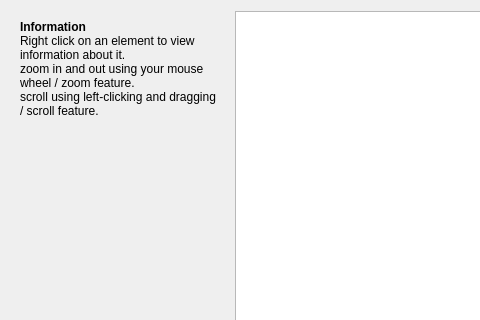
Before: the Qt Designer form src/isotopetable/isotopedialog.ui in KDE/kalzium, drawn with Qt 5; both pictures show x 0 to 480 and y 0 to 320 of the 985 by 622 pixel window.
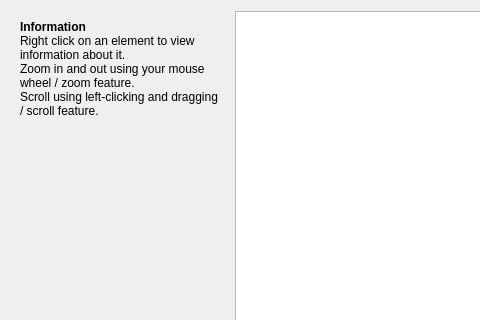
After: the same form once the commit is applied. Custom widgets are drawn as their Qt base class.

```diff
--- a/src/isotopetable/isotopedialog.ui
+++ b/src/isotopetable/isotopedialog.ui
@@ -134,8 +134,8 @@
 &lt;/style&gt;&lt;/head&gt;&lt;body style=&quot; font-family:'DejaVu Sans'; font-size:9pt; font-weight:400; font-style:normal;&quot;&gt;
 &lt;p style=&quot; margin-top:0px; margin-bottom:0px; margin-left:0px; margin-right:0px; -qt-block-indent:0; text-indent:0px;&quot;&gt;&lt;span style=&quot; font-weight:600;&quot;&gt;Information&lt;/span&gt;&lt;/p&gt;
 &lt;p style=&quot; margin-top:0px; margin-bottom:0px; margin-left:0px; margin-right:0px; -qt-block-indent:0; text-indent:0px; font-weight:600;&quot;&gt;&lt;span style=&quot; font-weight:400;&quot;&gt;Right click on an element to view information about it.&lt;/span&gt;&lt;/p&gt;
-&lt;p style=&quot; margin-top:0px; margin-bottom:0px; margin-left:0px; margin-right:0px; -qt-block-indent:0; text-indent:0px;&quot;&gt;zoom in and out using your mouse wheel / zoom feature.&lt;/p&gt;
-&lt;p style=&quot; margin-top:0px; margin-bottom:0px; margin-left:0px; margin-right:0px; -qt-block-indent:0; text-indent:0px;&quot;&gt;scroll using left-clicking and dragging / scroll feature.&lt;/p&gt;&lt;/body&gt;&lt;/html&gt;</string>
+&lt;p style=&quot; margin-top:0px; margin-bottom:0px; margin-left:0px; margin-right:0px; -qt-block-indent:0; text-indent:0px;&quot;&gt;Zoom in and out using your mouse wheel / zoom feature.&lt;/p&gt;
+&lt;p style=&quot; margin-top:0px; margin-bottom:0px; margin-left:0px; margin-right:0px; -qt-block-indent:0; text-indent:0px;&quot;&gt;Scroll using left-clicking and dragging / scroll feature.&lt;/p&gt;&lt;/body&gt;&lt;/html&gt;</string>
         </property>
         <property name="textFormat">
          <enum>Qt::RichText</enum>
```
